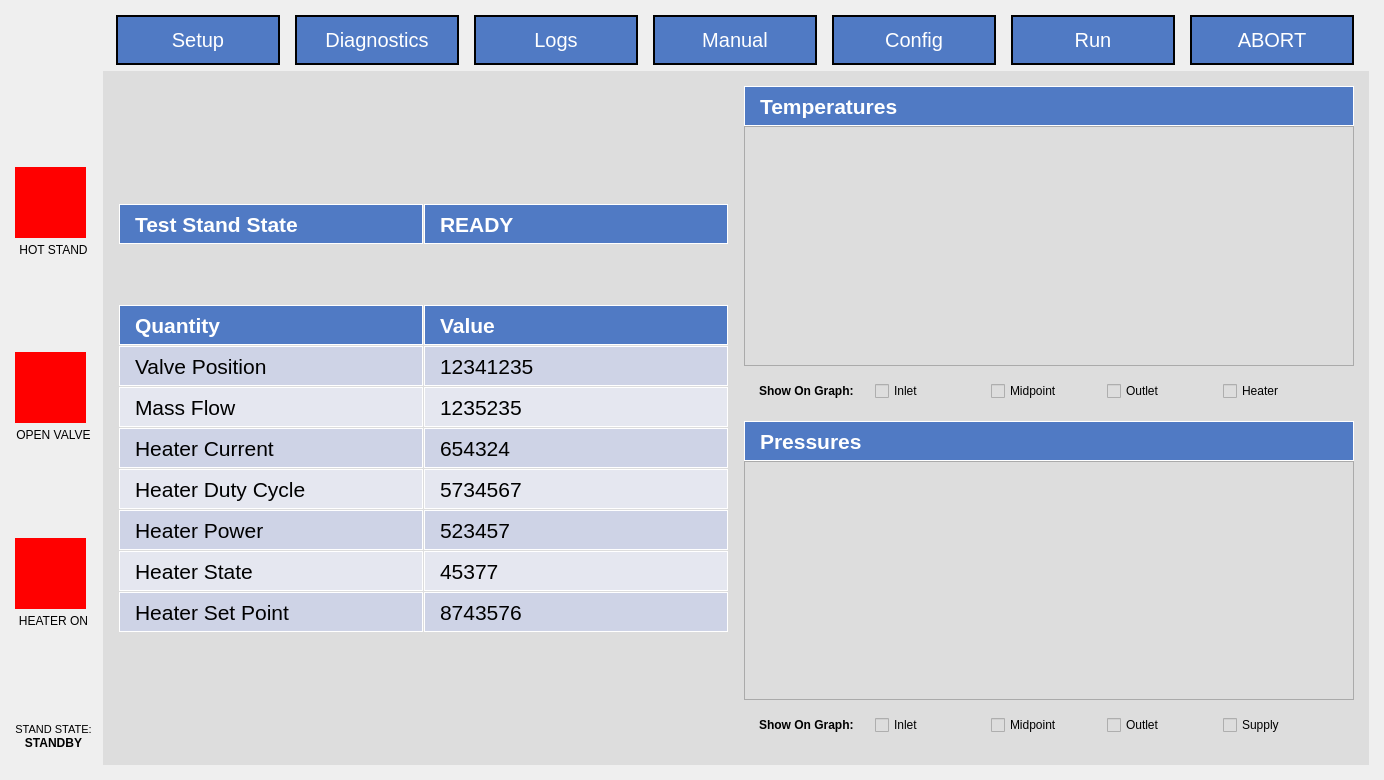
The window that App/UI/QT5_Generated_UI.ui (osuntp/ntp) describes before a commit, drawn with Qt 5.
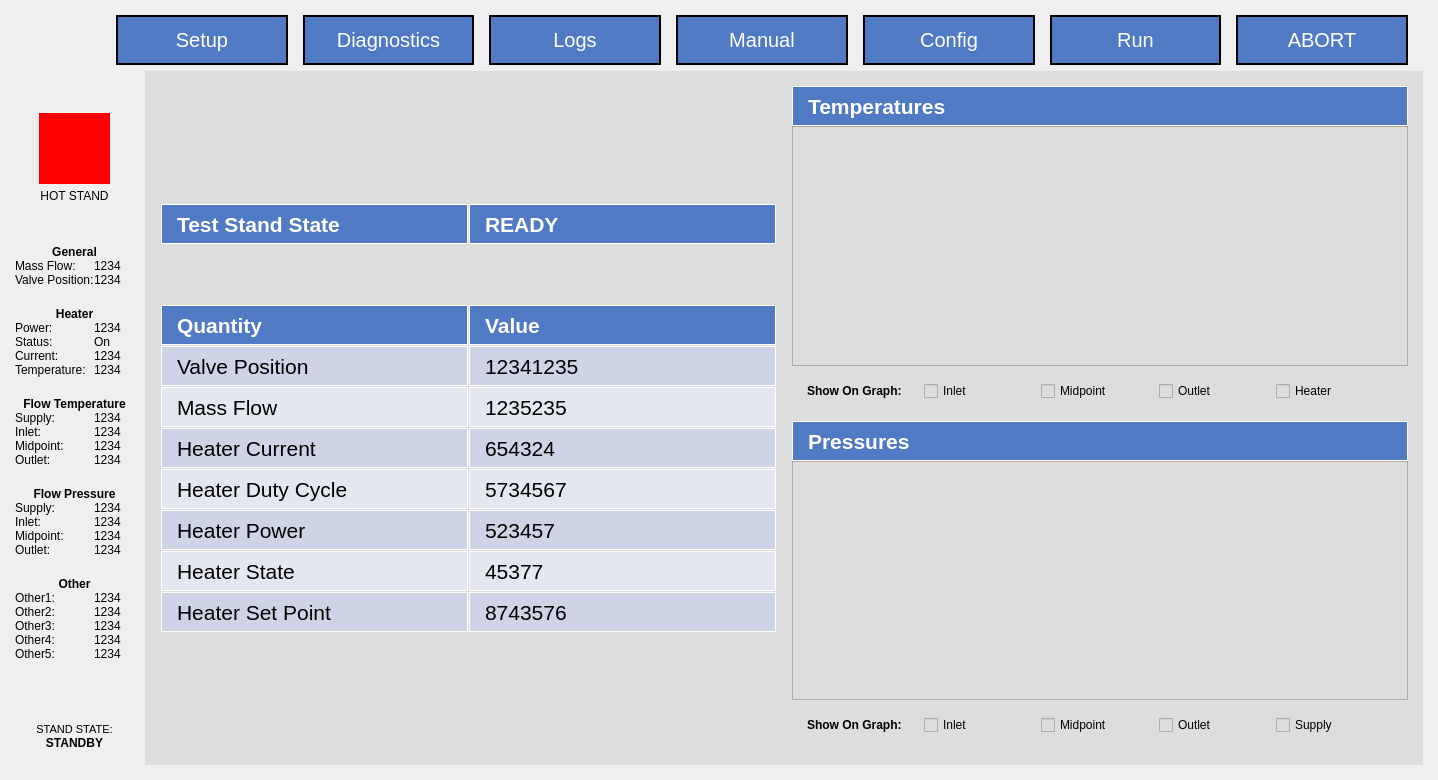
The same window after the commit. The open tabs and pages were chosen to show the change. Custom widgets are drawn as their Qt base class.

Commit message: First draft of info side bar. TODO: Add arduino connection status and connect "hot stand" light.

What changed in the file:
```diff
--- a/App/UI/QT5_Generated_UI.ui
+++ b/App/UI/QT5_Generated_UI.ui
@@ -6,7 +6,7 @@
    <rect>
     <x>0</x>
     <y>0</y>
-    <width>1384</width>
+    <width>1438</width>
     <height>780</height>
    </rect>
   </property>
@@ -347,29 +347,48 @@
          </spacer>
         </item>
         <item>
-         <widget class="QWidget" name="side_bar_hot_stand_status" native="true">
-          <property name="sizePolicy">
-           <sizepolicy hsizetype="Fixed" vsizetype="Fixed">
-            <horstretch>0</horstretch>
-            <verstretch>0</verstretch>
-           </sizepolicy>
+         <layout class="QHBoxLayout" name="horizontalLayout_12">
+          <property name="spacing">
+           <number>0</number>
           </property>
-          <property name="minimumSize">
-           <size>
-            <width>71</width>
-            <height>71</height>
-           </size>
+          <property name="leftMargin">
+           <number>0</number>
           </property>
-          <property name="maximumSize">
-           <size>
-            <width>70</width>
-            <height>70</height>
-           </size>
+          <property name="topMargin">
+           <number>0</number>
           </property>
-          <property name="styleSheet">
-           <string notr="true">background-color: rgb(255, 0, 0);</string>
+          <property name="rightMargin">
+           <number>0</number>
           </property>
-         </widget>
+          <property name="bottomMargin">
+           <number>0</number>
+          </property>
+          <item>
+           <widget class="QWidget" name="side_bar_hot_stand_status" native="true">
+            <property name="sizePolicy">
+             <sizepolicy hsizetype="Fixed" vsizetype="Fixed">
+              <horstretch>0</horstretch>
+              <verstretch>0</verstretch>
+             </sizepolicy>
+            </property>
+            <property name="minimumSize">
+             <size>
+              <width>71</width>
+              <height>71</height>
+             </size>
+            </property>
+            <property name="maximumSize">
+             <size>
+              <width>70</width>
+              <height>70</height>
+             </size>
+            </property>
+            <property name="styleSheet">
+             <string notr="true">background-color: rgb(255, 0, 0);</string>
+            </property>
+           </widget>
+          </item>
+         </layout>
         </item>
         <item>
          <spacer name="verticalSpacer_18">
@@ -410,63 +429,741 @@
           </property>
           <property name="sizeHint" stdset="0">
            <size>
-            <width>10</width>
-            <height>0</height>
+            <width>20</width>
+            <height>40</height>
            </size>
           </property>
          </spacer>
         </item>
         <item>
-         <widget class="QWidget" name="side_bar_valve_open_status" native="true">
-          <property name="sizePolicy">
-           <sizepolicy hsizetype="Fixed" vsizetype="Fixed">
-            <horstretch>0</horstretch>
-            <verstretch>0</verstretch>
-           </sizepolicy>
+         <widget class="QLabel" name="label_45">
+          <property name="font">
+           <font>
+            <weight>75</weight>
+            <bold>true</bold>
+           </font>
           </property>
-          <property name="minimumSize">
-           <size>
-            <width>71</width>
-            <height>71</height>
-           </size>
+          <property name="text">
+           <string>General</string>
           </property>
-          <property name="styleSheet">
-           <string notr="true">background-color: rgb(255, 0, 0);</string>
+          <property name="alignment">
+           <set>Qt::AlignCenter</set>
           </property>
          </widget>
         </item>
         <item>
-         <spacer name="verticalSpacer_23">
-          <property name="orientation">
-           <enum>Qt::Vertical</enum>
+         <layout class="QGridLayout" name="gridLayout_3">
+          <property name="leftMargin">
+           <number>0</number>
           </property>
-          <property name="sizeType">
-           <enum>QSizePolicy::Fixed</enum>
+          <property name="topMargin">
+           <number>0</number>
           </property>
-          <property name="sizeHint" stdset="0">
-           <size>
-            <width>5</width>
-            <height>5</height>
-           </size>
+          <property name="rightMargin">
+           <number>0</number>
           </property>
-         </spacer>
+          <property name="bottomMargin">
+           <number>20</number>
+          </property>
+          <item row="1" column="0">
+           <widget class="QLabel" name="label_35">
+            <property name="minimumSize">
+             <size>
+              <width>77</width>
+              <height>0</height>
+             </size>
+            </property>
+            <property name="font">
+             <font>
+              <weight>50</weight>
+              <bold>false</bold>
+             </font>
+            </property>
+            <property name="text">
+             <string>Valve Position:</string>
+            </property>
+            <property name="alignment">
+             <set>Qt::AlignLeading|Qt::AlignLeft|Qt::AlignVCenter</set>
+            </property>
+           </widget>
+          </item>
+          <item row="0" column="1">
+           <widget class="QLabel" name="sidebar_mass_flow">
+            <property name="minimumSize">
+             <size>
+              <width>40</width>
+              <height>0</height>
+             </size>
+            </property>
+            <property name="maximumSize">
+             <size>
+              <width>40</width>
+              <height>16777215</height>
+             </size>
+            </property>
+            <property name="text">
+             <string>1234</string>
+            </property>
+           </widget>
+          </item>
+          <item row="1" column="1">
+           <widget class="QLabel" name="sidebar_valve_position">
+            <property name="minimumSize">
+             <size>
+              <width>40</width>
+              <height>0</height>
+             </size>
+            </property>
+            <property name="maximumSize">
+             <size>
+              <width>40</width>
+              <height>16777215</height>
+             </size>
+            </property>
+            <property name="text">
+             <string>1234</string>
+            </property>
+           </widget>
+          </item>
+          <item row="0" column="0">
+           <widget class="QLabel" name="label_33">
+            <property name="minimumSize">
+             <size>
+              <width>77</width>
+              <height>0</height>
+             </size>
+            </property>
+            <property name="font">
+             <font>
+              <weight>50</weight>
+              <bold>false</bold>
+             </font>
+            </property>
+            <property name="text">
+             <string>Mass Flow:</string>
+            </property>
+            <property name="alignment">
+             <set>Qt::AlignLeading|Qt::AlignLeft|Qt::AlignVCenter</set>
+            </property>
+           </widget>
+          </item>
+         </layout>
         </item>
         <item>
-         <widget class="QLabel" name="side_bar_valve_open_label">
-          <property name="sizePolicy">
-           <sizepolicy hsizetype="Minimum" vsizetype="Maximum">
-            <horstretch>0</horstretch>
-            <verstretch>0</verstretch>
-           </sizepolicy>
+         <widget class="QLabel" name="label_37">
+          <property name="font">
+           <font>
+            <weight>75</weight>
+            <bold>true</bold>
+           </font>
           </property>
           <property name="text">
-           <string>OPEN VALVE</string>
+           <string>Heater</string>
           </property>
           <property name="alignment">
            <set>Qt::AlignCenter</set>
           </property>
          </widget>
         </item>
+        <item>
+         <layout class="QGridLayout" name="gridLayout_4">
+          <property name="leftMargin">
+           <number>0</number>
+          </property>
+          <property name="topMargin">
+           <number>0</number>
+          </property>
+          <property name="rightMargin">
+           <number>0</number>
+          </property>
+          <property name="bottomMargin">
+           <number>20</number>
+          </property>
+          <item row="0" column="0">
+           <widget class="QLabel" name="label_38">
+            <property name="text">
+             <string>Power:</string>
+            </property>
+           </widget>
+          </item>
+          <item row="1" column="1">
+           <widget class="QLabel" name="sidebar_heater_status">
+            <property name="minimumSize">
+             <size>
+              <width>40</width>
+              <height>0</height>
+             </size>
+            </property>
+            <property name="maximumSize">
+             <size>
+              <width>40</width>
+              <height>16777215</height>
+             </size>
+            </property>
+            <property name="text">
+             <string>On</string>
+            </property>
+           </widget>
+          </item>
+          <item row="2" column="0">
+           <widget class="QLabel" name="label_42">
+            <property name="text">
+             <string>Current:</string>
+            </property>
+           </widget>
+          </item>
+          <item row="0" column="1">
+           <widget class="QLabel" name="sidebar_heater_power">
+            <property name="minimumSize">
+             <size>
+              <width>40</width>
+              <height>0</height>
+             </size>
+            </property>
+            <property name="maximumSize">
+             <size>
+              <width>40</width>
+              <height>16777215</height>
+             </size>
+            </property>
+            <property name="text">
+             <string>1234</string>
+            </property>
+           </widget>
+          </item>
+          <item row="1" column="0">
+           <widget class="QLabel" name="label_40">
+            <property name="text">
+             <string>Status:</string>
+            </property>
+           </widget>
+          </item>
+          <item row="2" column="1">
+           <widget class="QLabel" name="sidebar_heater_current">
+            <property name="minimumSize">
+             <size>
+              <width>40</width>
+              <height>0</height>
+             </size>
+            </property>
+            <property name="maximumSize">
+             <size>
+              <width>40</width>
+              <height>16777215</height>
+             </size>
+            </property>
+            <property name="text">
+             <string>1234</string>
+            </property>
+           </widget>
+          </item>
+          <item row="3" column="0">
+           <widget class="QLabel" name="label_44">
+            <property name="minimumSize">
+             <size>
+              <width>77</width>
+              <height>0</height>
+             </size>
+            </property>
+            <property name="text">
+             <string>Temperature:</string>
+            </property>
+           </widget>
+          </item>
+          <item row="3" column="1">
+           <widget class="QLabel" name="sidebar_heater_temp">
+            <property name="minimumSize">
+             <size>
+              <width>40</width>
+              <height>0</height>
+             </size>
+            </property>
+            <property name="maximumSize">
+             <size>
+              <width>40</width>
+              <height>16777215</height>
+             </size>
+            </property>
+            <property name="text">
+             <string>1234</string>
+            </property>
+           </widget>
+          </item>
+         </layout>
+        </item>
+        <item>
+         <widget class="QLabel" name="label_47">
+          <property name="font">
+           <font>
+            <weight>75</weight>
+            <bold>true</bold>
+           </font>
+          </property>
+          <property name="text">
+           <string>Flow Temperature</string>
+          </property>
+          <property name="alignment">
+           <set>Qt::AlignCenter</set>
+          </property>
+         </widget>
+        </item>
+        <item>
+         <layout class="QGridLayout" name="gridLayout_5">
+          <property name="leftMargin">
+           <number>0</number>
+          </property>
+          <property name="topMargin">
+           <number>0</number>
+          </property>
+          <property name="rightMargin">
+           <number>0</number>
+          </property>
+          <property name="bottomMargin">
+           <number>20</number>
+          </property>
+          <item row="1" column="1">
+           <widget class="QLabel" name="sidebar_inlet_temp">
+            <property name="minimumSize">
+             <size>
+              <width>40</width>
+              <height>0</height>
+             </size>
+            </property>
+            <property name="maximumSize">
+             <size>
+              <width>40</width>
+              <height>16777215</height>
+             </size>
+            </property>
+            <property name="text">
+             <string>1234</string>
+            </property>
+           </widget>
+          </item>
+          <item row="2" column="0">
+           <widget class="QLabel" name="label_52">
+            <property name="text">
+             <string>Midpoint:</string>
+            </property>
+           </widget>
+          </item>
+          <item row="1" column="0">
+           <widget class="QLabel" name="label_50">
+            <property name="text">
+             <string>Inlet:</string>
+            </property>
+           </widget>
+          </item>
+          <item row="2" column="1">
+           <widget class="QLabel" name="sidebar_midpoint_temp">
+            <property name="minimumSize">
+             <size>
+              <width>40</width>
+              <height>0</height>
+             </size>
+            </property>
+            <property name="maximumSize">
+             <size>
+              <width>40</width>
+              <height>16777215</height>
+             </size>
+            </property>
+            <property name="text">
+             <string>1234</string>
+            </property>
+           </widget>
+          </item>
+          <item row="0" column="0">
+           <widget class="QLabel" name="label_48">
+            <property name="minimumSize">
+             <size>
+              <width>77</width>
+              <height>0</height>
+             </size>
+            </property>
+            <property name="text">
+             <string>Supply:</string>
+            </property>
+           </widget>
+          </item>
+          <item row="0" column="1">
+           <widget class="QLabel" name="sidebar_supply_temp">
+            <property name="minimumSize">
+             <size>
+              <width>40</width>
+              <height>0</height>
+             </size>
+            </property>
+            <property name="maximumSize">
+             <size>
+              <width>40</width>
+              <height>16777215</height>
+             </size>
+            </property>
+            <property name="text">
+             <string>1234</string>
+            </property>
+           </widget>
+          </item>
+          <item row="3" column="0">
+           <widget class="QLabel" name="label_54">
+            <property name="text">
+             <string>Outlet:</string>
+            </property>
+           </widget>
+          </item>
+          <item row="3" column="1">
+           <widget class="QLabel" name="sidebar_outlet_temp">
+            <property name="minimumSize">
+             <size>
+              <width>40</width>
+              <height>0</height>
+             </size>
+            </property>
+            <property name="maximumSize">
+             <size>
+              <width>40</width>
+              <height>16777215</height>
+             </size>
+            </property>
+            <property name="text">
+             <string>1234</string>
+            </property>
+           </widget>
+          </item>
+         </layout>
+        </item>
+        <item>
+         <widget class="QLabel" name="label_57">
+          <property name="font">
+           <font>
+            <weight>75</weight>
+            <bold>true</bold>
+           </font>
+          </property>
+          <property name="text">
+           <string>Flow Pressure</string>
+          </property>
+          <property name="alignment">
+           <set>Qt::AlignCenter</set>
+          </property>
+         </widget>
+        </item>
+        <item>
+         <layout class="QGridLayout" name="gridLayout_6">
+          <property name="leftMargin">
+           <number>0</number>
+          </property>
+          <property name="topMargin">
+           <number>0</number>
+          </property>
+          <property name="rightMargin">
+           <number>0</number>
+          </property>
+          <property name="bottomMargin">
+           <number>20</number>
+          </property>
+          <item row="1" column="0">
+           <widget class="QLabel" name="label_61">
+            <property name="text">
+             <string>Inlet:</string>
+            </property>
+           </widget>
+          </item>
+          <item row="0" column="0">
+           <widget class="QLabel" name="label_59">
+            <property name="minimumSize">
+             <size>
+              <width>77</width>
+              <height>0</height>
+             </size>
+            </property>
+            <property name="text">
+             <string>Supply:</string>
+            </property>
+           </widget>
+          </item>
+          <item row="1" column="1">
+           <widget class="QLabel" name="sidebar_inlet_press">
+            <property name="minimumSize">
+             <size>
+              <width>40</width>
+              <height>0</height>
+             </size>
+            </property>
+            <property name="maximumSize">
+             <size>
+              <width>40</width>
+              <height>16777215</height>
+             </size>
+            </property>
+            <property name="text">
+             <string>1234</string>
+            </property>
+           </widget>
+          </item>
+          <item row="0" column="1">
+           <widget class="QLabel" name="sidebar_supply_press">
+            <property name="minimumSize">
+             <size>
+              <width>40</width>
+              <height>0</height>
+             </size>
+            </property>
+            <property name="maximumSize">
+             <size>
+              <width>40</width>
+              <height>16777215</height>
+             </size>
+            </property>
+            <property name="text">
+             <string>1234</string>
+            </property>
+           </widget>
+          </item>
+          <item row="2" column="0">
+           <widget class="QLabel" name="label_63">
+            <property name="text">
+             <string>Midpoint:</string>
+            </property>
+           </widget>
+          </item>
+          <item row="2" column="1">
+           <widget class="QLabel" name="sidebar_midpoint_press">
+            <property name="minimumSize">
+             <size>
+              <width>40</width>
+              <height>0</height>
+             </size>
+            </property>
+            <property name="maximumSize">
+             <size>
+              <width>40</width>
+              <height>16777215</height>
+             </size>
+            </property>
+            <property name="text">
+             <string>1234</string>
+            </property>
+           </widget>
+          </item>
+          <item row="3" column="0">
+           <widget class="QLabel" name="label_65">
+            <property name="text">
+             <string>Outlet:</string>
+            </property>
+           </widget>
+          </item>
+          <item row="3" column="1">
+           <widget class="QLabel" name="sidebar_outlet_press">
+            <property name="minimumSize">
+             <size>
+              <width>40</width>
+              <height>0</height>
+             </size>
+            </property>
+            <property name="maximumSize">
+             <size>
+              <width>40</width>
+              <height>16777215</height>
+             </size>
+            </property>
+            <property name="text">
+             <string>1234</string>
+            </property>
+           </widget>
+          </item>
+         </layout>
+        </item>
+        <item>
+         <widget class="QLabel" name="label_69">
+          <property name="font">
+           <font>
+            <weight>75</weight>
+            <bold>true</bold>
+           </font>
+          </property>
+          <property name="text">
+           <string>Other</string>
+          </property>
+          <property name="alignment">
+           <set>Qt::AlignCenter</set>
+          </property>
+         </widget>
+        </item>
+        <item>
+         <layout class="QGridLayout" name="gridLayout_7">
+          <property name="leftMargin">
+           <number>0</number>
+          </property>
+          <property name="topMargin">
+           <number>0</number>
+          </property>
+          <property name="bottomMargin">
+           <number>20</number>
+          </property>
+          <item row="3" column="1">
+           <widget class="QLabel" name="sidebar_other4">
+            <property name="minimumSize">
+             <size>
+              <width>40</width>
+              <height>0</height>
+             </size>
+            </property>
+            <property name="maximumSize">
+             <size>
+              <width>40</width>
+              <height>16777215</height>
+             </size>
+            </property>
+            <property name="text">
+             <string>1234</string>
+            </property>
+           </widget>
+          </item>
+          <item row="1" column="1">
+           <widget class="QLabel" name="sidebar_other2">
+            <property name="minimumSize">
+             <size>
+              <width>40</width>
+              <height>0</height>
+             </size>
+            </property>
+            <property name="maximumSize">
+             <size>
+              <width>40</width>
+              <height>16777215</height>
+             </size>
+            </property>
+            <property name="text">
+             <string>1234</string>
+            </property>
+           </widget>
+          </item>
+          <item row="1" column="0">
+           <widget class="QLabel" name="sidebar_other2_name">
+            <property name="minimumSize">
+             <size>
+              <width>77</width>
+              <height>0</height>
+             </size>
+            </property>
+            <property name="text">
+             <string>Other2:</string>
+            </property>
+           </widget>
+          </item>
+          <item row="2" column="0">
+           <widget class="QLabel" name="sidebar_other3_name">
+            <property name="minimumSize">
+             <size>
+              <width>77</width>
+              <height>0</height>
+             </size>
+            </property>
+            <property name="text">
+             <string>Other3:</string>
+            </property>
+           </widget>
+          </item>
+          <item row="0" column="1">
+           <widget class="QLabel" name="sidebar_other1">
+            <property name="minimumSize">
+             <size>
+              <width>40</width>
+              <height>0</height>
+             </size>
+            </property>
+            <property name="maximumSize">
+             <size>
+              <width>40</width>
+              <height>16777215</height>
+             </size>
+            </property>
+            <property name="text">
+             <string>1234</string>
+            </property>
+           </widget>
+          </item>
+          <item row="0" column="0">
+           <widget class="QLabel" name="sidebar_other1_name">
+            <property name="minimumSize">
+             <size>
+              <width>77</width>
+              <height>0</height>
+             </size>
+            </property>
+            <property name="text">
+             <string>Other1:</string>
+            </property>
+           </widget>
+          </item>
+          <item row="2" column="1">
+           <widget class="QLabel" name="sidebar_other3">
+            <property name="minimumSize">
+             <size>
+              <width>40</width>
+              <height>0</height>
+             </size>
+            </property>
+            <property name="maximumSize">
+             <size>
+              <width>40</width>
+              <height>16777215</height>
+             </size>
+            </property>
+            <property name="text">
+             <string>1234</string>
+            </property>
+           </widget>
+          </item>
+          <item row="3" column="0">
+           <widget class="QLabel" name="sidebar_other4_name">
+            <property name="minimumSize">
+             <size>
+              <width>77</width>
+              <height>0</height>
+             </size>
+            </property>
+            <property name="text">
+             <string>Other4:</string>
+            </property>
+           </widget>
+          </item>
+          <item row="4" column="0">
+           <widget class="QLabel" name="sidebar_other5_name">
+            <property name="minimumSize">
+             <size>
+              <width>77</width>
+              <height>0</height>
+             </size>
+            </property>
+            <property name="text">
+             <string>Other5:</string>
+            </property>
+           </widget>
+          </item>
+          <item row="4" column="1">
+           <widget class="QLabel" name="sidebar_other5">
+            <property name="minimumSize">
+             <size>
+              <width>40</width>
+              <height>0</height>
+             </size>
+            </property>
+            <property name="maximumSize">
+             <size>
+              <width>40</width>
+              <height>16777215</height>
+             </size>
+            </property>
+            <property name="text">
+             <string>1234</string>
+            </property>
+           </widget>
+          </item>
+         </layout>
+        </item>
         <item>
          <spacer name="verticalSpacer_2">
           <property name="orientation">
@@ -474,72 +1171,8 @@
           </property>
           <property name="sizeHint" stdset="0">
            <size>
-            <width>10</width>
-            <height>0</height>
-           </size>
-          </property>
-         </spacer>
-        </item>
-        <item>
-         <widget class="QWidget" name="side_bar_heater_status" native="true">
-          <property name="sizePolicy">
-           <sizepolicy hsizetype="Fixed" vsizetype="Fixed">
-            <horstretch>0</horstretch>
-            <verstretch>0</verstretch>
-           </sizepolicy>
-          </property>
-          <property name="minimumSize">
-           <size>
-            <width>71</width>
-            <height>71</height>
-           </size>
-          </property>
-          <property name="styleSheet">
-           <string notr="true">background-color: rgb(255, 0, 0);</string>
-          </property>
-         </widget>
-        </item>
-        <item>
-         <spacer name="verticalSpacer_24">
-          <property name="orientation">
-           <enum>Qt::Vertical</enum>
-          </property>
-          <property name="sizeType">
-           <enum>QSizePolicy::Fixed</enum>
-          </property>
-          <property name="sizeHint" stdset="0">
-           <size>
-            <width>5</width>
-            <height>5</height>
-           </size>
-          </property>
-         </spacer>
-        </item>
-        <item>
-         <widget class="QLabel" name="side_bar_heater_label">
-          <property name="sizePolicy">
-           <sizepolicy hsizetype="Minimum" vsizetype="Maximum">
-            <horstretch>0</horstretch>
-            <verstretch>0</verstretch>
-           </sizepolicy>
-          </property>
-          <property name="text">
-           <string>HEATER ON</string>
-          </property>
-          <property name="alignment">
-           <set>Qt::AlignCenter</set>
-          </property>
-         </widget>
-        </item>
-        <item>
-         <spacer name="verticalSpacer_3">
-          <property name="orientation">
-           <enum>Qt::Vertical</enum>
-          </property>
-          <property name="sizeHint" stdset="0">
-           <size>
-            <width>10</width>
-            <height>0</height>
+            <width>20</width>
+            <height>40</height>
            </size>
           </property>
          </spacer>
```
Left out of the diff: 2 changed lines with no effect on the pictures. The commit also changes 5 other files.
